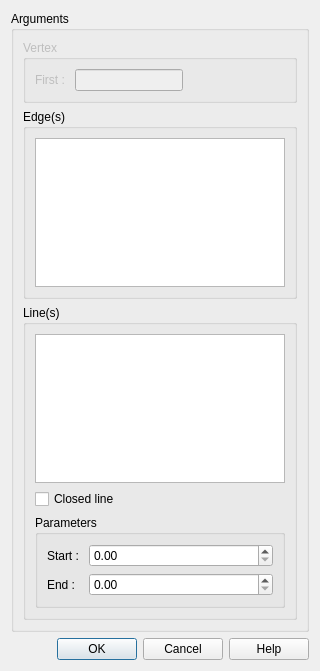
This is src/HEXABLOCKGUI/EdgeAssoc_QTD.ui in SalomePlatform/hexablock as Qt 5 draws it before an edit. The edited form follows.
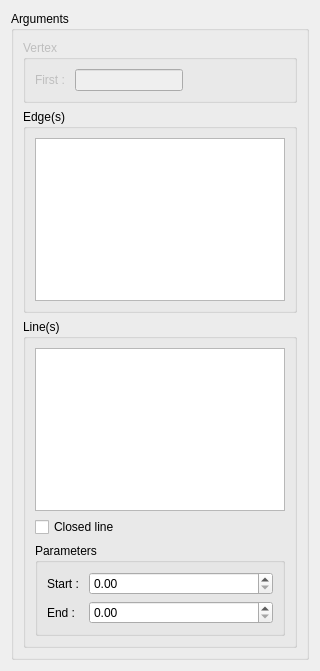
This is the edited form.

Commit message: fixed : selection model added : highlight on propagation's edges 	apply button on dialog panel updated : association menu, object brower's name, menu always showing, ...

```diff
--- a/src/HEXABLOCKGUI/EdgeAssoc_QTD.ui
+++ b/src/HEXABLOCKGUI/EdgeAssoc_QTD.ui
@@ -132,16 +132,6 @@
      </layout>
     </widget>
    </item>
-   <item>
-    <widget class="QDialogButtonBox" name="buttonBox">
-     <property name="orientation">
-      <enum>Qt::Horizontal</enum>
-     </property>
-     <property name="standardButtons">
-      <set>QDialogButtonBox::Cancel|QDialogButtonBox::Help|QDialogButtonBox::Ok</set>
-     </property>
-    </widget>
-   </item>
   </layout>
  </widget>
  <resources/>
```
Left out of the diff: 32 changed lines with no effect on the pictures. The commit also changes 37 other files.
